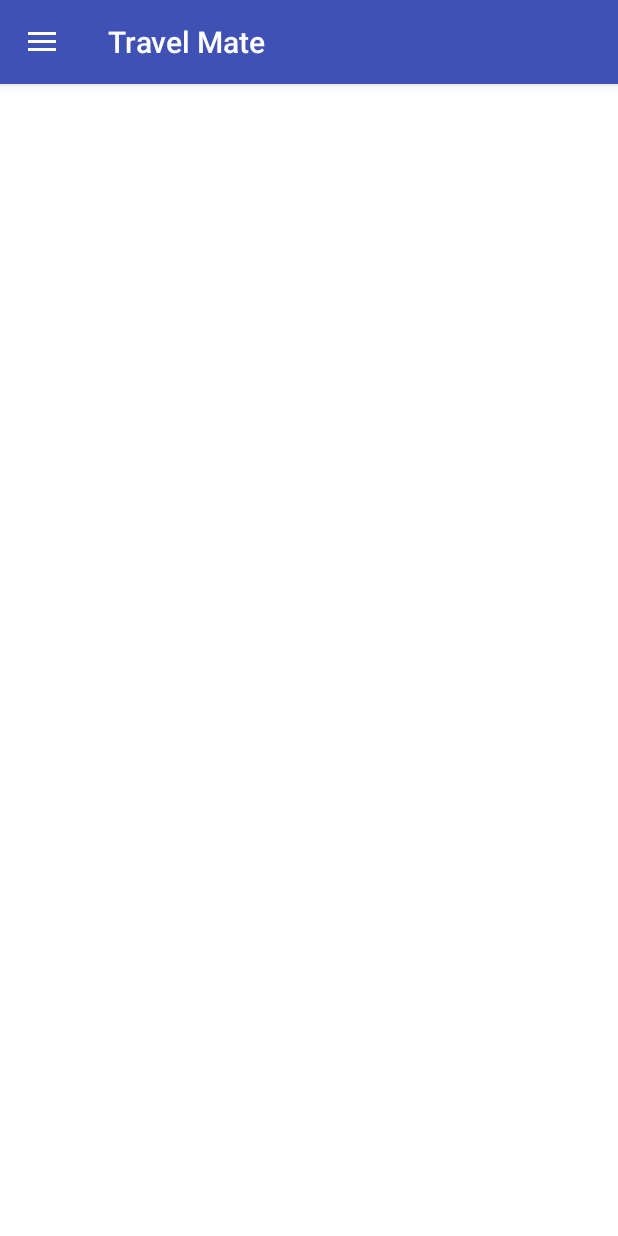
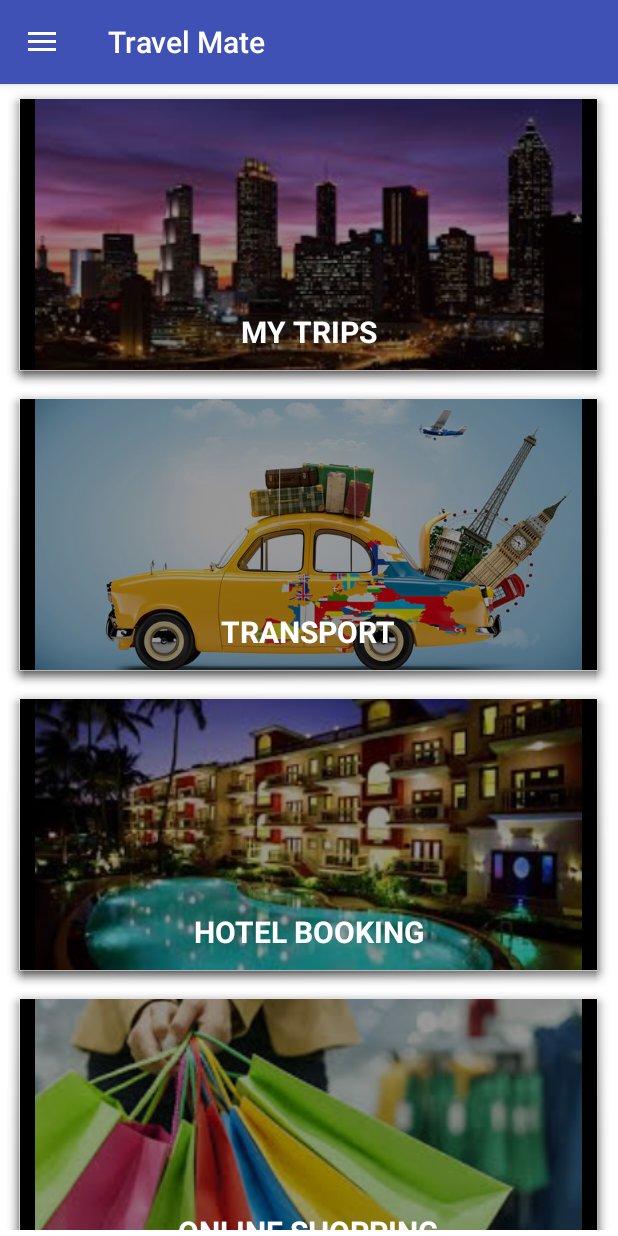
Before and after one commit to jamelouis/android, an Android app: the MainActivity screen opened directly, with no data from a screen before it, in the side drawer, after a tap on "Travel", on a phone screen of 412 x 824 dp. Run offline under Robolectric (Android 15) with nearby library versions, the phone set to English and light mode, and no system bars; our stand-ins replace ButterKnife.

Commit message:
travel: transport

```diff
--- a/travel_mate/app/src/main/AndroidManifest.xml
+++ b/travel_mate/app/src/main/AndroidManifest.xml
@@ -25,6 +25,10 @@
         <activity android:name=".utilities.Checklist"
             android:label="@string/title_activity_select_city"
             android:theme="@style/AppTheme_picker" />
+        <activity android:name=".travel.transport.SelectModeOfTransport"
+            android:label="@string/title_activity_select__mode_of_transport"
+            android:theme="@style/AppTheme_picker" />
+
         <activity android:name=".utilities.ShareContact" />
     </application>
 
--- a/travel_mate/app/src/main/java/io/github/jamelouis/travel_mate/MainActivity.java
+++ b/travel_mate/app/src/main/java/io/github/jamelouis/travel_mate/MainActivity.java
@@ -18,6 +18,7 @@ import android.support.v7.widget.Toolbar;
 import android.view.MenuItem;
 
 import io.github.jamelouis.travel_mate.login.LoginActivity;
+import io.github.jamelouis.travel_mate.travel.TravelFragment;
 import io.github.jamelouis.travel_mate.utilities.EmergencyFragment;
 import io.github.jamelouis.travel_mate.utilities.UtilitiesFragment;
 
@@ -61,6 +62,8 @@ public class MainActivity extends AppCompatActivity implements NavigationView.On
 
         switch (id) {
             case R.id.nav_travel:
+                fragment = new TravelFragment();
+                fragmentManager.beginTransaction().replace(R.id.inc, fragment).commit();
                 break;
             case R.id.nav_city:
                 break;
--- /dev/null
+++ b/travel_mate/app/src/main/java/io/github/jamelouis/travel_mate/travel/TravelFragment.java
@@ -0,0 +1,105 @@
+package io.github.jamelouis.travel_mate.travel;
+
+
+import android.app.Activity;
+
+import android.content.Context;
+import android.content.Intent;
+import android.os.Bundle;
+import android.support.annotation.NonNull;
+import android.support.v4.app.Fragment;
+import android.support.v7.widget.DefaultItemAnimator;
+import android.support.v7.widget.LinearLayoutManager;
+import android.support.v7.widget.RecyclerView;
+import android.text.Layout;
+import android.view.LayoutInflater;
+import android.view.View;
+import android.view.ViewGroup;
+
+import java.util.ArrayList;
+import java.util.List;
+
+import adapters.CardViewOptionsAdapter;
+import butterknife.BindView;
+import butterknife.ButterKnife;
+import io.github.jamelouis.travel_mate.R;
+import io.github.jamelouis.travel_mate.travel.transport.SelectModeOfTransport;
+import io.github.jamelouis.travel_mate.utils.CardItemEntity;
+
+public class TravelFragment extends Fragment implements CardViewOptionsAdapter.OnItemClickListener {
+
+    @BindView(R.id.travel_options_recycle_view)
+    RecyclerView mTravelOptionRecycleView;
+    private Activity mActivity;
+
+    public TravelFragment() {
+
+    }
+
+    @Override
+    public View onCreateView(@NonNull LayoutInflater inflater, ViewGroup container, Bundle saveInstanceState) {
+        View view = inflater.inflate(R.layout.content_travel, container, false);
+        ButterKnife.bind(this,view);
+
+        List<CardItemEntity> cardEntities = getTravelItems();
+        CardViewOptionsAdapter cardViewOptionsAdapter = new CardViewOptionsAdapter(this,cardEntities);
+        RecyclerView.LayoutManager mLayoutManager = new LinearLayoutManager(mActivity.getApplicationContext());
+        mTravelOptionRecycleView.setLayoutManager(mLayoutManager);
+        mTravelOptionRecycleView.setItemAnimator(new DefaultItemAnimator());
+        mTravelOptionRecycleView.setAdapter(cardViewOptionsAdapter);
+
+        return view;
+    }
+
+    @Override
+    public void onAttach(Context activity) {
+        super.onAttach(activity);
+        this.mActivity = (Activity)activity;
+    }
+
+    @Override
+    public void onItemClick(int position) {
+        Intent i;
+        switch (position) {
+            case 1:
+                i = new Intent(mActivity, SelectModeOfTransport.class);
+                startActivity(i);
+                break;
+        }
+    }
+
+    private List<CardItemEntity> getTravelItems() {
+        List<CardItemEntity> cardEntities = new ArrayList<>();
+        cardEntities.add(
+                new CardItemEntity(
+                        getResources().getDrawable(R.drawable.city),
+                        getResources().getString(R.string.my_trips)
+                )
+        );
+        cardEntities.add(
+                new CardItemEntity(
+                        getResources().getDrawable(R.drawable.transport),
+                        getResources().getString(R.string.transport)
+                )
+        );
+        cardEntities.add(
+                new CardItemEntity(
+                        getResources().getDrawable(R.drawable.hotel),
+                        getResources().getString(R.string.hotel)
+                )
+        );
+        cardEntities.add(
+                new CardItemEntity(
+                        getResources().getDrawable(R.drawable.shop),
+                        getResources().getString(R.string.online_Shopping)
+                )
+        );
+        cardEntities.add(
+                new CardItemEntity(
+                        getResources().getDrawable(R.drawable.location),
+                        getResources().getString(R.string.real_time_locator)
+                )
+        );
+        return cardEntities;
+    }
+}
```
Also changed, not shown: travel_mate/app/src/main/java/io/github/jamelouis/travel_mate/travel/transport/SelectModeOfTransport.java (added, +87 -0 lines), travel_mate/app/src/main/res/layout/activity_select_mode_of_transport.xml (added, +37 -0 lines), travel_mate/app/src/main/res/values/strings.xml (+31 -0 lines), 3 other files.
